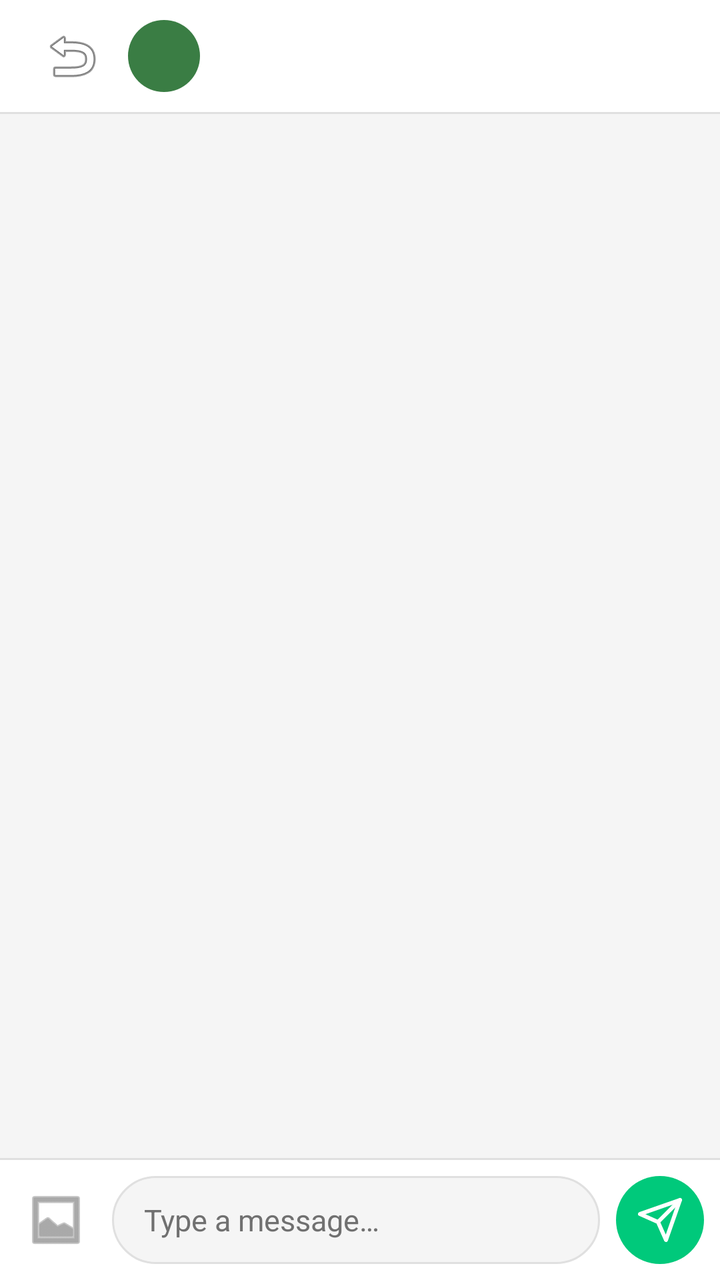
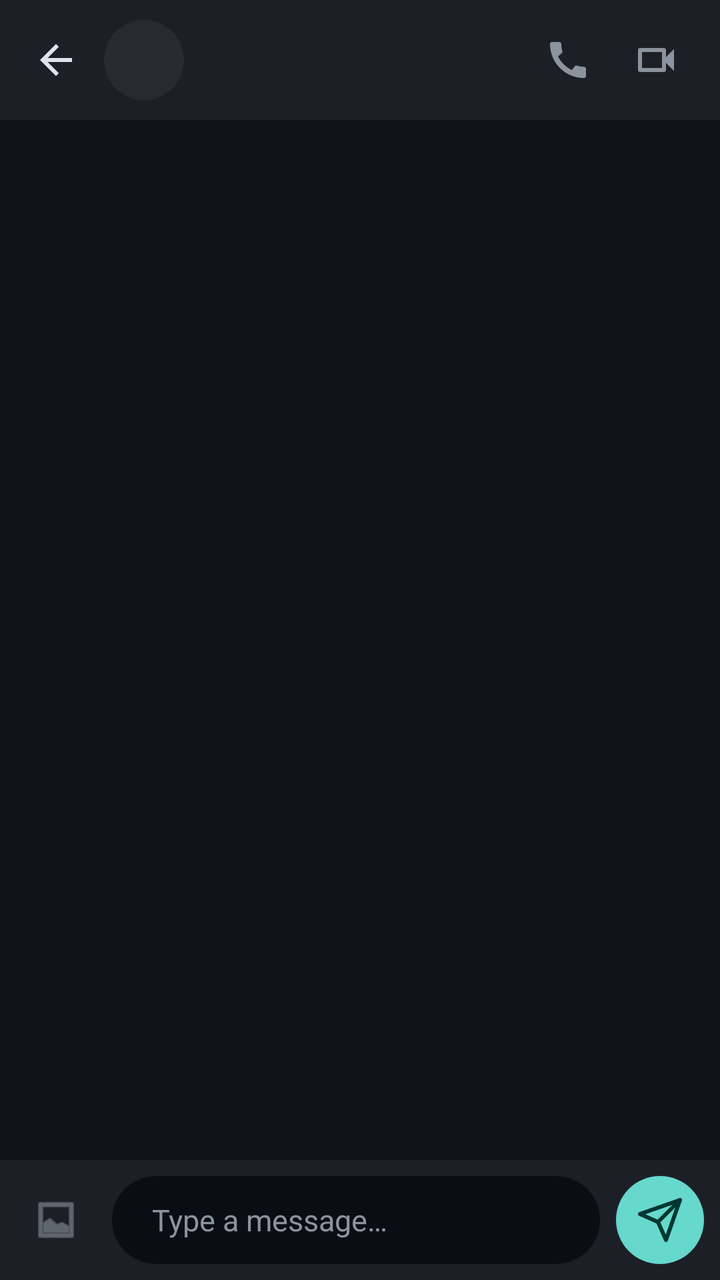

Before-and-after screenshots of an Android layout around one commit, followed by the original layout XML and the change that was made.
<!-- AndroidManifest.xml: application theme Theme.Talkify -->
<!-- res/layout/activity_chat.xml -->
<?xml version="1.0" encoding="utf-8"?>
<LinearLayout xmlns:android="http://schemas.android.com/apk/res/android"
    xmlns:app="http://schemas.android.com/apk/res-auto"
    android:layout_width="match_parent"
    android:layout_height="match_parent"
    android:orientation="vertical"
    android:fitsSystemWindows="true"
    android:background="@color/bg">

    
    <LinearLayout
        android:layout_width="match_parent"
        android:layout_height="@dimen/topbar_height"
        android:orientation="horizontal"
        android:gravity="center_vertical"
        android:background="@color/surface"
        android:paddingStart="@dimen/space_md"
        android:paddingEnd="@dimen/space_lg">

        
        <ImageButton
            android:id="@+id/backButton"
            android:layout_width="40dp"
            android:layout_height="40dp"
            android:background="?attr/selectableItemBackgroundBorderless"
            android:src="@android:drawable/ic_menu_revert"
            android:contentDescription="Back"
            android:scaleType="centerInside" />

        
        <TextView
            android:id="@+id/chatAvatar"
            android:layout_width="@dimen/avatar_size_small"
            android:layout_height="@dimen/avatar_size_small"
            android:background="@drawable/bg_avatar"
            android:gravity="center"
            android:textColor="@color/text_primary"
            android:textStyle="bold"
            android:textSize="13sp"
            android:layout_marginStart="@dimen/space_sm" />

        <LinearLayout
            android:layout_width="0dp"
            android:layout_height="wrap_content"
            android:layout_weight="1"
            android:orientation="vertical"
            android:layout_marginStart="@dimen/space_sm">

            <TextView
                android:id="@+id/chatName"
                android:layout_width="wrap_content"
                android:layout_height="wrap_content"
                android:textColor="@color/text_primary"
                android:textSize="@dimen/text_body"
                android:textStyle="bold" />

            <TextView
                android:id="@+id/chatStatus"
                android:layout_width="wrap_content"
                android:layout_height="wrap_content"
                android:textColor="@color/text_secondary"
                android:textSize="@dimen/text_meta" />

        </LinearLayout>
    </LinearLayout>

    <View
        android:layout_width="match_parent"
        android:layout_height="1dp"
        android:background="@color/divider" />

    
    <androidx.recyclerview.widget.RecyclerView
        android:id="@+id/messagesRecyclerView"
        android:layout_width="match_parent"
        android:layout_height="0dp"
        android:layout_weight="1"
        android:clipToPadding="false"
        android:padding="@dimen/space_sm" />

    <View
        android:layout_width="match_parent"
        android:layout_height="1dp"
        android:background="@color/divider" />

    
    <LinearLayout
        android:layout_width="match_parent"
        android:layout_height="wrap_content"
        android:orientation="horizontal"
        android:gravity="center_vertical"
        android:background="@color/surface"
        android:padding="@dimen/space_sm">

        <ImageButton
            android:id="@+id/attachButton"
            android:layout_width="40dp"
            android:layout_height="40dp"
            android:background="?attr/selectableItemBackgroundBorderless"
            android:src="@android:drawable/ic_menu_gallery"
            android:contentDescription="Attach Image"
            app:tint="@color/text_secondary"
            android:layout_marginEnd="8dp" />

        <LinearLayout
            android:layout_width="0dp"
            android:layout_height="wrap_content"
            android:layout_weight="1"
            android:background="@drawable/bg_input"
            android:gravity="center_vertical"
            android:paddingStart="@dimen/space_md"
            android:paddingEnd="@dimen/space_sm">

            <EditText
                android:id="@+id/messageInput"
                android:layout_width="match_parent"
                android:layout_height="44dp"
                android:background="@android:color/transparent"
                android:hint="@string/type_message_hint"
                android:textColorHint="@color/text_secondary"
                android:textColor="@color/text_primary"
                android:textSize="@dimen/text_body"
                android:maxLines="3"
                android:inputType="textMultiLine"
                android:importantForAutofill="no" />

        </LinearLayout>

        <ImageButton
            android:id="@+id/sendButton"
            android:layout_width="@dimen/send_button_size"
            android:layout_height="@dimen/send_button_size"
            android:layout_marginStart="@dimen/space_sm"
            android:background="@drawable/bg_send_button"
            android:src="@drawable/ic_send"
            android:contentDescription="@string/send"
            android:scaleType="centerInside"
            android:padding="10dp" />

    </LinearLayout>

</LinearLayout>
<!-- resources referenced by this layout -->
<resources>
  <color name="bg">#FFF5F5F5</color>
  <color name="divider">#FFE0E0E0</color>
  <color name="surface">#FFFFFFFF</color>
  <color name="text_primary">#FF1A1A1A</color>
  <color name="text_secondary">#FF707070</color>
  <dimen name="avatar_size_small">36dp</dimen>
  <dimen name="send_button_size">44dp</dimen>
  <dimen name="space_lg">24dp</dimen>
  <dimen name="space_md">16dp</dimen>
  <dimen name="space_sm">8dp</dimen>
  <dimen name="text_body">15sp</dimen>
  <dimen name="text_meta">12sp</dimen>
  <dimen name="topbar_height">56dp</dimen>
  <!-- drawable bg_avatar (drawable) -->
  <?xml version="1.0" encoding="utf-8"?>
  <shape xmlns:android="http://schemas.android.com/apk/res/android"
      android:shape="oval">
      <solid android:color="@color/accent_muted" />
  </shape>
  <!-- drawable bg_input (drawable) -->
  <?xml version="1.0" encoding="utf-8"?>
  <shape xmlns:android="http://schemas.android.com/apk/res/android"
      android:shape="rectangle">
      <solid android:color="@color/bg" />
      <stroke android:width="1dp" android:color="@color/divider" />
      <corners android:radius="999dp" />
  </shape>
  <!-- drawable bg_send_button (drawable) -->
  <?xml version="1.0" encoding="utf-8"?>
  <shape xmlns:android="http://schemas.android.com/apk/res/android"
      android:shape="oval">
      <solid android:color="@color/accent" />
  </shape>
  <string name="send">Send</string>
  <string name="type_message_hint">Type a message…</string>
  <style name="Theme.Talkify" parent="Theme.Material3.DayNight.NoActionBar">
          <item name="colorPrimary">@color/accent</item>
          <item name="colorPrimaryContainer">@color/accent_muted</item>
          <item name="colorOnPrimary">@color/text_on_accent</item>
          <item name="android:colorBackground">@color/bg</item>
          <item name="colorSurface">@color/surface</item>
          <item name="colorOnSurface">@color/text_primary</item>
          <item name="colorOnSurfaceVariant">@color/text_secondary</item>
          <item name="android:statusBarColor">@color/status_bar</item>
          <item name="android:navigationBarColor">@color/nav_bar</item>
          <item name="android:windowLightStatusBar">true</item>
          <item name="android:windowLightNavigationBar">true</item>
      </style>
  <color name="accent_muted">#FF3A7D44</color>
  <color name="accent">#FF00C97B</color>
  <color name="text_on_accent">#FFFFFFFF</color>
  <color name="status_bar">@color/surface</color>
  <color name="nav_bar">@color/surface</color>
  <!-- unchanged entries left out for length: 1 -->
</resources>

<!-- the commit's change to res/layout/activity_chat.xml (unified diff, before → after) -->
@@ -10,12 +10,12 @@
     
     <LinearLayout
         android:layout_width="match_parent"
-        android:layout_height="@dimen/topbar_height"
+        android:layout_height="60dp"
         android:orientation="horizontal"
         android:gravity="center_vertical"
         android:background="@color/surface"
-        android:paddingStart="@dimen/space_md"
-        android:paddingEnd="@dimen/space_lg">
+        android:paddingStart="8dp"
+        android:paddingEnd="12dp">
 
         
         <ImageButton
@@ -23,51 +23,77 @@
             android:layout_width="40dp"
             android:layout_height="40dp"
             android:background="?attr/selectableItemBackgroundBorderless"
-            android:src="@android:drawable/ic_menu_revert"
+            android:src="@drawable/ic_back"
             android:contentDescription="Back"
-            android:scaleType="centerInside" />
+            android:scaleType="centerInside"
+            android:padding="8dp"
+            app:tint="@color/text_primary" />
 
         
         <TextView
             android:id="@+id/chatAvatar"
-            android:layout_width="@dimen/avatar_size_small"
-            android:layout_height="@dimen/avatar_size_small"
+            android:layout_width="40dp"
+            android:layout_height="40dp"
             android:background="@drawable/bg_avatar"
             android:gravity="center"
-            android:textColor="@color/text_primary"
+            android:textColor="@color/accent"
             android:textStyle="bold"
-            android:textSize="13sp"
-            android:layout_marginStart="@dimen/space_sm" />
+            android:textSize="14sp"
+            android:layout_marginStart="4dp" />
 
+        
         <LinearLayout
             android:layout_width="0dp"
             android:layout_height="wrap_content"
             android:layout_weight="1"
             android:orientation="vertical"
-            android:layout_marginStart="@dimen/space_sm">
+            android:layout_marginStart="12dp">
 
             <TextView
                 android:id="@+id/chatName"
                 android:layout_width="wrap_content"
                 android:layout_height="wrap_content"
                 android:textColor="@color/text_primary"
-                android:textSize="@dimen/text_body"
-                android:textStyle="bold" />
+                android:textSize="17sp"
+                android:textStyle="bold"
+                android:fontFamily="sans-serif-medium" />
 
             <TextView
                 android:id="@+id/chatStatus"
                 android:layout_width="wrap_content"
                 android:layout_height="wrap_content"
-                android:textColor="@color/text_secondary"
-                android:textSize="@dimen/text_meta" />
+                android:textColor="@color/accent"
+                android:textSize="12sp"
+                android:layout_marginTop="1dp" />
 
         </LinearLayout>
+
+        
+        <ImageButton
+            android:id="@+id/audioCallButton"
+            android:layout_width="40dp"
+            android:layout_height="40dp"
+            android:background="?attr/selectableItemBackgroundBorderless"
+            android:src="@drawable/ic_audio_call"
+            android:contentDescription="Audio Call"
+            android:scaleType="centerInside"
+            android:padding="8dp"
+            app:tint="@color/text_secondary" />
+
+        
+        <ImageButton
+            android:id="@+id/videoCallButton"
+            android:layout_width="40dp"
+            android:layout_height="40dp"
+            android:layout_marginStart="4dp"
+            android:background="?attr/selectableItemBackgroundBorderless"
+            android:src="@drawable/ic_video_call"
+            android:contentDescription="Video Call"
+            android:scaleType="centerInside"
+            android:padding="8dp"
+            app:tint="@color/text_secondary" />
+
     </LinearLayout>
-
-    <View
-        android:layout_width="match_parent"
-        android:layout_height="1dp"
-        android:background="@color/divider" />
 
     
     <androidx.recyclerview.widget.RecyclerView
@@ -76,12 +102,8 @@
         android:layout_height="0dp"
         android:layout_weight="1"
         android:clipToPadding="false"
-        android:padding="@dimen/space_sm" />
-
-    <View
-        android:layout_width="match_parent"
-        android:layout_height="1dp"
-        android:background="@color/divider" />
+        android:padding="8dp"
+        android:background="@color/bg" />
 
     
     <LinearLayout
@@ -90,8 +112,10 @@
         android:orientation="horizontal"
         android:gravity="center_vertical"
         android:background="@color/surface"
-        android:padding="@dimen/space_sm">
+        android:paddingHorizontal="8dp"
+        android:paddingVertical="8dp">
 
+        
         <ImageButton
             android:id="@+id/attachButton"
             android:layout_width="40dp"
@@ -99,43 +123,39 @@
             android:background="?attr/selectableItemBackgroundBorderless"
             android:src="@android:drawable/ic_menu_gallery"
             android:contentDescription="Attach Image"
-            app:tint="@color/text_secondary"
-            android:layout_marginEnd="8dp" />
+            android:scaleType="centerInside"
+            android:padding="8dp"
+            app:tint="@color/text_secondary" />
 
-        <LinearLayout
+        
+        <EditText
+            android:id="@+id/messageInput"
             android:layout_width="0dp"
-            android:layout_height="wrap_content"
+            android:layout_height="44dp"
             android:layout_weight="1"
+            android:layout_marginHorizontal="8dp"
             android:background="@drawable/bg_input"
-            android:gravity="center_vertical"
-            android:paddingStart="@dimen/space_md"
-            android:paddingEnd="@dimen/space_sm">
+            android:hint="@string/type_message_hint"
+            android:textColorHint="@color/text_secondary"
+            android:textColor="@color/text_primary"
+            android:textSize="15sp"
+            android:paddingStart="20dp"
+            android:paddingEnd="20dp"
+            android:maxLines="3"
+            android:inputType="textMultiLine"
+            android:importantForAutofill="no" />
 
-            <EditText
-                android:id="@+id/messageInput"
-                android:layout_width="match_parent"
-                android:layout_height="44dp"
-                android:background="@android:color/transparent"
-                android:hint="@string/type_message_hint"
-                android:textColorHint="@color/text_secondary"
-                android:textColor="@color/text_primary"
-                android:textSize="@dimen/text_body"
-                android:maxLines="3"
-                android:inputType="textMultiLine"
-                android:importantForAutofill="no" />
-
-        </LinearLayout>
-
+        
         <ImageButton
             android:id="@+id/sendButton"
-            android:layout_width="@dimen/send_button_size"
-            android:layout_height="@dimen/send_button_size"
-            android:layout_marginStart="@dimen/space_sm"
+            android:layout_width="44dp"
+            android:layout_height="44dp"
             android:background="@drawable/bg_send_button"
             android:src="@drawable/ic_send"
             android:contentDescription="@string/send"
             android:scaleType="centerInside"
-            android:padding="10dp" />
+            android:padding="10dp"
+            app:tint="@color/text_on_accent" />
 
     </LinearLayout>
 
<!-- resource entries referenced after the edit -->
@@ -1,31 +1,20 @@
 <!-- resources referenced by this layout -->
 <resources>
-  <color name="bg">#FFF5F5F5</color>
-  <color name="divider">#FFE0E0E0</color>
-  <color name="surface">#FFFFFFFF</color>
-  <color name="text_primary">#FF1A1A1A</color>
-  <color name="text_secondary">#FF707070</color>
-  <dimen name="avatar_size_small">36dp</dimen>
-  <dimen name="send_button_size">44dp</dimen>
-  <dimen name="space_lg">24dp</dimen>
-  <dimen name="space_md">16dp</dimen>
-  <dimen name="space_sm">8dp</dimen>
-  <dimen name="text_body">15sp</dimen>
-  <dimen name="text_meta">12sp</dimen>
-  <dimen name="topbar_height">56dp</dimen>
+  <color name="bg">#FF10141A</color>
+  <color name="surface">#FF1C2026</color>
+  <color name="text_primary">#FFDFE2EB</color>
+  <color name="text_secondary">#FF8B949E</color>
   <!-- drawable bg_avatar (drawable) -->
   <?xml version="1.0" encoding="utf-8"?>
   <shape xmlns:android="http://schemas.android.com/apk/res/android"
       android:shape="oval">
-      <solid android:color="@color/accent_muted" />
+      <solid android:color="@color/surface_container_high" />
   </shape>
   <!-- drawable bg_input (drawable) -->
   <?xml version="1.0" encoding="utf-8"?>
-  <shape xmlns:android="http://schemas.android.com/apk/res/android"
-      android:shape="rectangle">
-      <solid android:color="@color/bg" />
-      <stroke android:width="1dp" android:color="@color/divider" />
-      <corners android:radius="999dp" />
+  <shape xmlns:android="http://schemas.android.com/apk/res/android">
+      <solid android:color="@color/input_bg" />
+      <corners android:radius="24dp" />
   </shape>
   <!-- drawable bg_send_button (drawable) -->
   <?xml version="1.0" encoding="utf-8"?>
@@ -33,26 +22,64 @@
       android:shape="oval">
       <solid android:color="@color/accent" />
   </shape>
+  <!-- drawable ic_audio_call (drawable) -->
+  <vector xmlns:android="http://schemas.android.com/apk/res/android"
+      android:width="24dp"
+      android:height="24dp"
+      android:viewportWidth="24"
+      android:viewportHeight="24">
+    <path
+        android:fillColor="#FF9CA3AF"
+        android:pathData="M20.01,15.38c-1.23,0 -2.42,-0.2 -3.53,-0.56a0.977,0.977 0,0 0,-1.01 0.24l-1.57,1.97c-2.83,-1.35 -5.48,-3.9 -6.89,-6.83l1.95,-1.66c0.27,-0.28 0.35,-0.67 0.24,-1.02c-0.37,-1.11 -0.56,-2.3 -0.56,-3.53c0,-0.54 -0.45,-0.99 -0.99,-0.99L4,3C3.45,3 3,3.45 3,4c0,9.39 7.61,17 17,17c0.55,0 1,-0.45 1,-1v-3.61c0,-0.55 -0.45,-1 -1,-1z"/>
+  </vector>
+  <!-- drawable ic_back (drawable) -->
+  <vector xmlns:android="http://schemas.android.com/apk/res/android"
+      android:width="24dp"
+      android:height="24dp"
+      android:viewportWidth="24"
+      android:viewportHeight="24">
+    <path
+        android:fillColor="#FF000000"
+        android:pathData="M20,11H7.83l5.59,-5.59L12,4l-8,8l8,8l1.41,-1.41L7.83,13H20V11z"/>
+  </vector>
+  <!-- drawable ic_video_call (drawable) -->
+  <vector xmlns:android="http://schemas.android.com/apk/res/android"
+      android:width="24dp"
+      android:height="24dp"
+      android:viewportWidth="24"
+      android:viewportHeight="24">
+    <path
+        android:fillColor="#FF9CA3AF"
+        android:pathData="M17,10.5V7c0,-0.55 -0.45,-1 -1,-1H4c-0.55,0 -1,0.45 -1,1v10c0,0.55 0.45,1 1,1h12c0.55,0 1,-0.45 1,-1v-3.5l4,4v-11l-4,4zM15,16H5V8h10v8z"/>
+  </vector>
   <string name="send">Send</string>
   <string name="type_message_hint">Type a message…</string>
   <style name="Theme.Talkify" parent="Theme.Material3.DayNight.NoActionBar">
           <item name="colorPrimary">@color/accent</item>
-          <item name="colorPrimaryContainer">@color/accent_muted</item>
+          <item name="colorPrimaryContainer">@color/accent_dim</item>
           <item name="colorOnPrimary">@color/text_on_accent</item>
           <item name="android:colorBackground">@color/bg</item>
           <item name="colorSurface">@color/surface</item>
+          <item name="colorSurfaceVariant">@color/surface_hover</item>
           <item name="colorOnSurface">@color/text_primary</item>
           <item name="colorOnSurfaceVariant">@color/text_secondary</item>
+          <item name="colorError">@color/error</item>
+          <item name="colorErrorContainer">@color/error_container</item>
           <item name="android:statusBarColor">@color/status_bar</item>
           <item name="android:navigationBarColor">@color/nav_bar</item>
-          <item name="android:windowLightStatusBar">true</item>
-          <item name="android:windowLightNavigationBar">true</item>
+          <item name="android:windowLightStatusBar">false</item>
+          <item name="android:windowLightNavigationBar">false</item>
       </style>
-  <color name="accent_muted">#FF3A7D44</color>
-  <color name="accent">#FF00C97B</color>
-  <color name="text_on_accent">#FFFFFFFF</color>
-  <color name="status_bar">@color/surface</color>
-  <color name="nav_bar">@color/surface</color>
+  <color name="surface_container_high">#FF262A31</color>
+  <color name="input_bg">#FF0A0E14</color>
+  <color name="accent_dim">#FF008177</color>
+  <color name="surface_hover">#FF262A31</color>
+  <color name="error">#FFFFB4AB</color>
+  <color name="error_container">#FF93000A</color>
+  <color name="accent">#FF66D9CC</color>
+  <color name="text_on_accent">#FF003732</color>
+  <color name="status_bar">#FF10141A</color>
+  <color name="nav_bar">#FF10141A</color>
   <!-- unchanged entries left out for length: 1 -->
 </resources>
 
